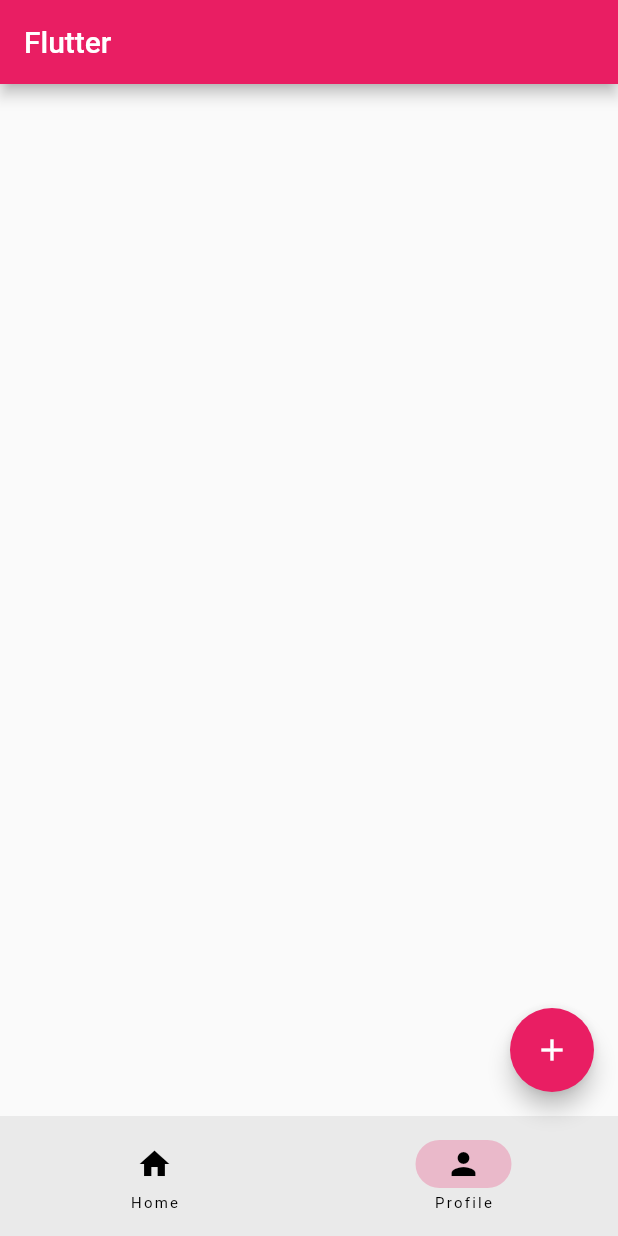
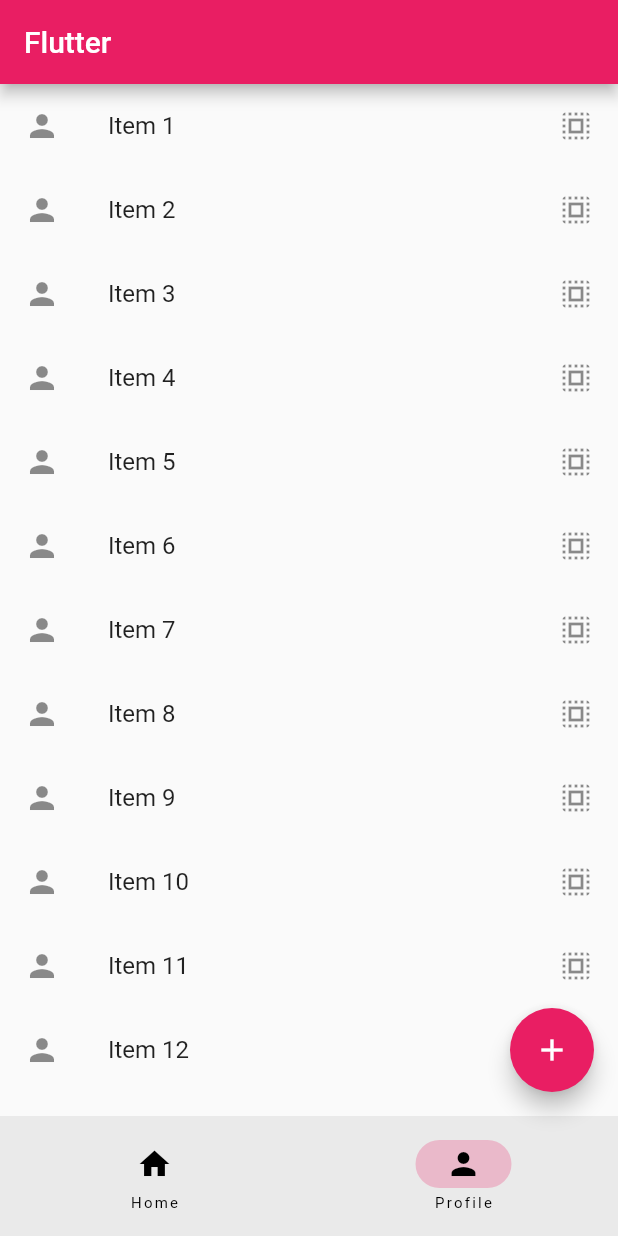
Before and after one commit to Meowmeowiee/samvilla_mobdev, a Flutter app: the screen it shows after launch, item 2 of the bottom bar chosen, on a phone screen of 412 x 824 dp. Run offline on Flutter 3.47's test engine with Material 3 defaults, Android fonts, the light colour scheme and no system bars.

Commit message:
ListTile

```diff
--- a/lib/profile.dart
+++ b/lib/profile.dart
@@ -1,4 +1,6 @@
 import 'package:flutter/material.dart';
+
+const int itemCount = 20;
 
 class ProfilePage extends StatelessWidget {
   const ProfilePage({super.key});
@@ -7,7 +9,11 @@ class ProfilePage extends StatelessWidget {
   Widget build(BuildContext context) {
     return ListView.builder(
       itemBuilder: (BuildContext context, int index) {
-        return const ListTile();
+        return ListTile(
+          title: Text('Item ${(index + 1)}'),
+          leading: Icon(Icons.person),
+          trailing: Icon(Icons.select_all),
+        );
       },
     );
   }
```
